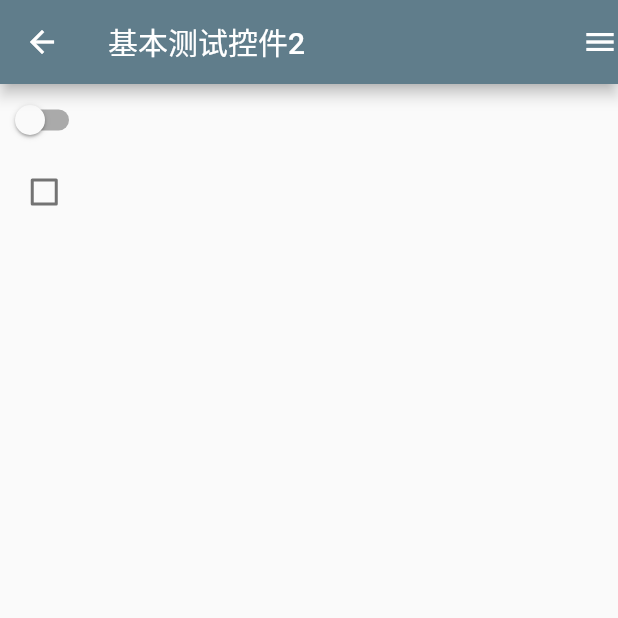
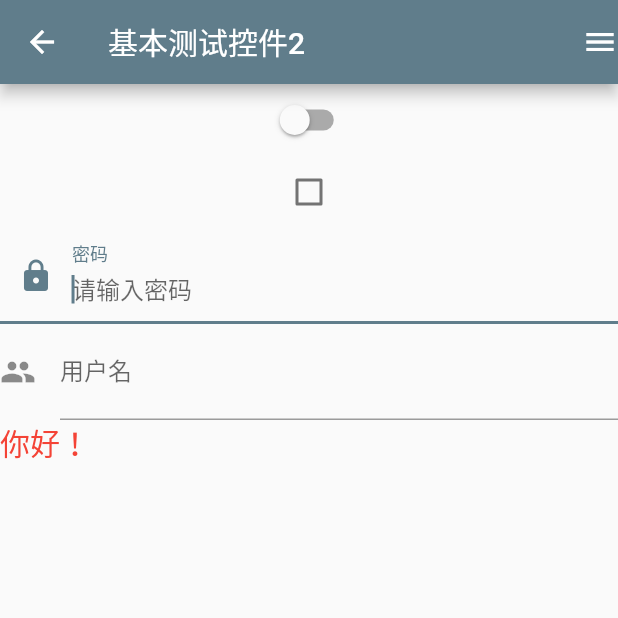
Before and after one commit to g1258624735/flutter_app, a Flutter app: the Test6App screen opened directly, on a phone screen of 412 x 824 dp, the top half of it. Run offline on Flutter 3.47's test engine with Material 2 defaults, Android fonts, the phone set to English and light mode, and no system bars; our stand-ins replace transparent_image.

Commit message:
新增基本控件使用方式

```diff
--- a/lib/Test6App.dart
+++ b/lib/Test6App.dart
@@ -30,22 +30,51 @@ class Test6_1_App extends State<Test6App> {
       ),
 
       //todo 垂直布局
-      body: new Column(
-          children: [
-        Switch(value: isSwich,activeTrackColor: Colors.blue, onChanged: (value){
-          setState(() {
-            isSwich= value;
-          });
-        }),
-
+      body: new Column(children: [
+        Switch(
+            value: isSwich,
+            activeTrackColor: Colors.blue,
+            onChanged: (value) {
+              setState(() {
+                isSwich = value;
+              });
+            }),
         Checkbox(
           value: isCheck,
           activeColor: Colors.blue,
-          onChanged:(value) {
+          onChanged: (value) {
             setState(() {
               isCheck = value;
             });
           },
+        ),
+        TextField(
+          autofocus: true,
+          decoration: InputDecoration(
+              hintText: "请输入密码", labelText: "密码", prefixIcon: Icon(Icons.lock)),
+        ),
+        TextFormField(
+          autofocus: false,
+          decoration: InputDecoration(
+              hintText: "请输入用户名", labelText: "用户名", icon: Icon(Icons.people)),
+          validator: (v) {
+            return "用户名不能为空!";
+          },
+        ),
+        Row(
+          children: <Widget>[
+            Text(
+
+              "你好！",
+              textDirection: TextDirection.ltr,
+              style: TextStyle(
+                inherit: true,
+                color: Colors.red,
+                fontSize: 20,
+
+              ),
+            )
+          ],
         )
       ]),
     );
```
